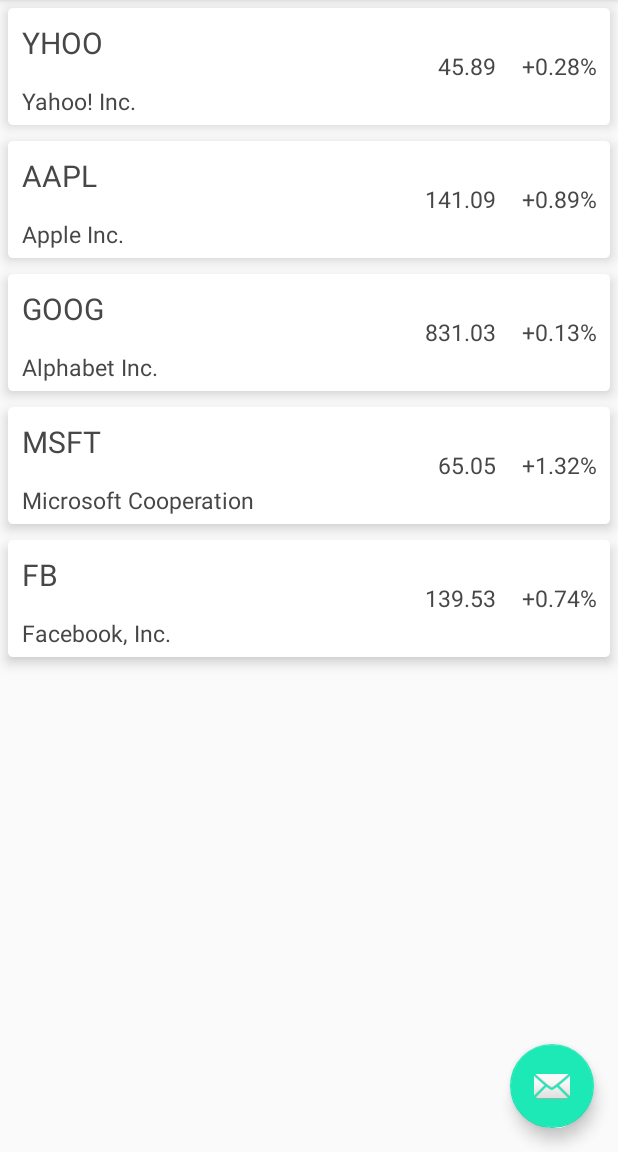
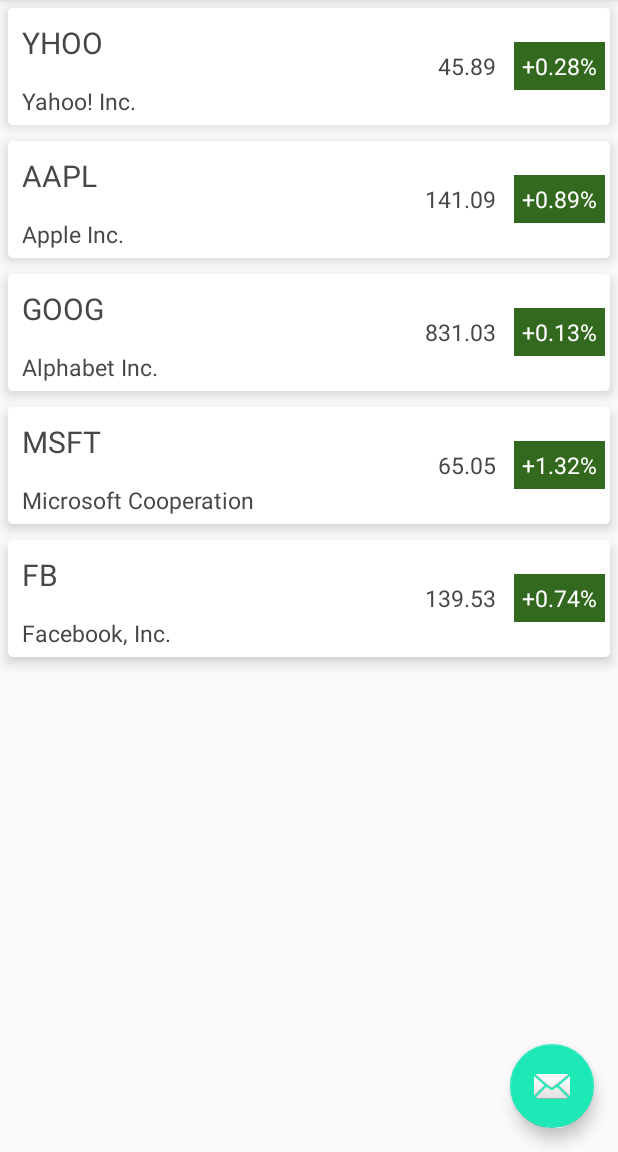
Before and after one commit to robillo/StockHawk, an Android app: the screen it shows after launch (MainActivity), on a phone screen of 412 x 824 dp, the part 84-1236 px from its top. Run offline under Robolectric (Android 15) with nearby library versions, the phone set to English and light mode, and no system bars.

Commit message:
Color Positive and Color Negative.

```diff
--- a/app/src/main/res/layout/row_layout.xml
+++ b/app/src/main/res/layout/row_layout.xml
@@ -54,8 +54,9 @@
             android:layout_margin="3sp"
             android:text="+0.63%"
             android:textSize="15sp"
-            android:textColor="@color/colorBlackShade"
+            android:textColor="@color/colorWhiteShade"
             android:id="@+id/percent"
+            android:background="@color/colorPositive"
             android:layout_centerVertical="true"
             android:layout_alignParentEnd="true"/>
 
--- a/app/src/main/res/values/colors.xml
+++ b/app/src/main/res/values/colors.xml
@@ -8,4 +8,7 @@
     <color name="colorBlackShade">#474747</color>
     <color name="colorBlackShade2">#7F7F7F</color>
     <color name="colorBlackShade3">#CCCBCA</color>
+
+    <color name="colorPositive">#33691E</color>
+    <color name="colorNegative">#B71C1C</color>
 </resources>
```
